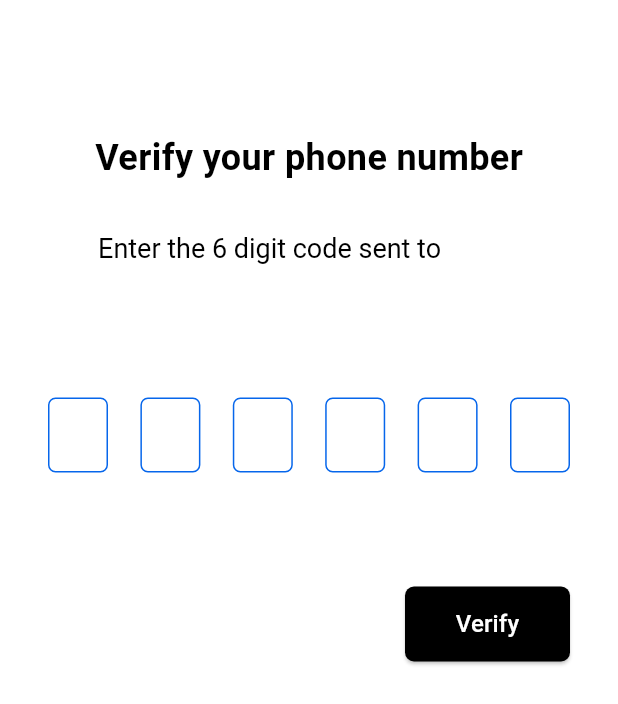
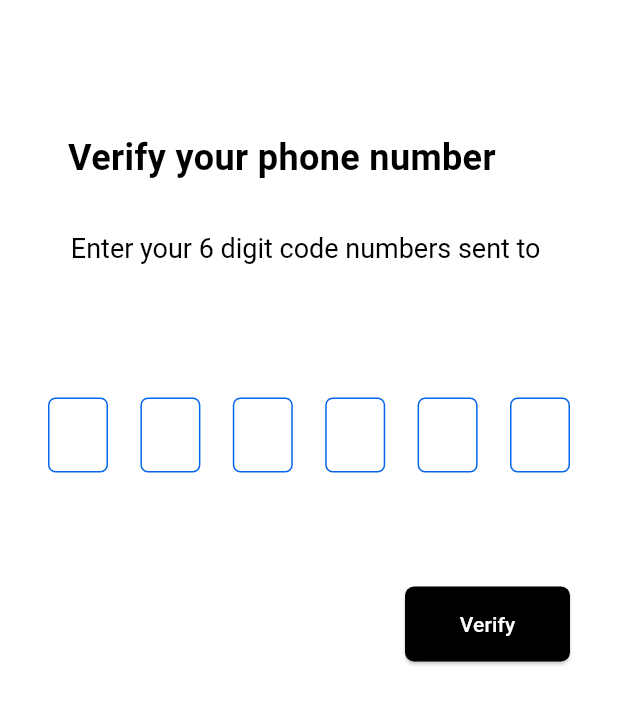
Before and after one commit to ahmedemad755/map-firebase, a Flutter app: the OtpScreen screen opened directly with empty values, on a phone screen of 412 x 824 dp. Shown: the top 704 px of the screen. Run offline on Flutter 3.47's test engine with Material 3 defaults, Android fonts, the phone set to English and light mode, and no system bars; drawn by our look-alikes of pin_code_fields; our stand-ins replace bloc, firebase_auth, firebase_core, flutter_bloc; accounts and stored records are empty.

Commit message:
fixed some issues

```diff
--- a/lib/approuter.dart
+++ b/lib/app_router.dart
@@ -1,12 +1,12 @@
 import 'package:flutter/material.dart';
 import 'package:mapping/logic/Auth/phone_auth_cubit.dart';
-import 'package:mapping/presentation/views/loginscrean_view.dart';
+import 'package:mapping/presentation/views/login_screen.dart';
 import 'package:mapping/presentation/views/map_screan.dart';
 import 'package:mapping/presentation/views/otp_screen.dart';
 import 'package:flutter_bloc/flutter_bloc.dart';
 
 class Routes {
-  static const String loginscrean = '/';
+  static const String loginscrean = 'login-screen';
   static const String otpscreen = 'otp-screen';
   static const String map = 'map';
 }
@@ -24,7 +24,7 @@ class Approuter {
         return MaterialPageRoute(
           builder: (_) => BlocProvider<PhoneAuthCubit>.value(
             value: phoneAuthCubit!,
-            child: LoginscreanView(),
+            child: LoginScreen(),
           ),
         );
       case Routes.otpscreen:
--- a/lib/logic/Auth/phone_auth_cubit.dart
+++ b/lib/logic/Auth/phone_auth_cubit.dart
@@ -18,7 +18,7 @@ class PhoneAuthCubit extends Cubit<PhoneAuthState> {
     emit(PhoneAuthLoading());
     try {
       await firebaseAuth.verifyPhoneNumber(
-        phoneNumber: phoneNumber,
+        phoneNumber: '+2$phoneNumber',
         timeout: const Duration(seconds: 60),
         verificationCompleted: (PhoneAuthCredential credential) async {
           await firebaseAuth.signInWithCredential(credential);
--- a/lib/main.dart
+++ b/lib/main.dart
@@ -1,22 +1,40 @@
+import 'package:firebase_auth/firebase_auth.dart';
 import 'package:firebase_core/firebase_core.dart';
 import 'package:flutter/material.dart';
-import 'approuter.dart';
+import 'package:flutter_bloc/flutter_bloc.dart';
+import 'package:mapping/app_router.dart';
+import 'package:mapping/service/custom_bloc_observer.dart';
+
+late String initialRoute;
 
 void main() async {
   WidgetsFlutterBinding.ensureInitialized();
+  Bloc.observer = CustomBlocObserver();
   await Firebase.initializeApp();
-  runApp(MainApp(appRouter: Approuter()));
+
+  FirebaseAuth.instance.authStateChanges().listen((user) {
+    if (user != null) {
+      initialRoute = Routes.loginscrean;
+    } else {
+      initialRoute = Routes.map;
+    }
+  });
+  runApp(MyApp(appRouter: Approuter()));
 }
 
-class MainApp extends StatelessWidget {
+class MyApp extends StatelessWidget {
   final Approuter appRouter;
-  const MainApp({super.key, required this.appRouter});
+
+  const MyApp({Key? key, required this.appRouter}) : super(key: key);
 
   @override
   Widget build(BuildContext context) {
     return MaterialApp(
+      title: 'Flutter Demo',
       debugShowCheckedModeBanner: false,
+      theme: ThemeData(primarySwatch: Colors.blue),
       onGenerateRoute: appRouter.ongenerateRoute,
+      initialRoute: initialRoute,
     );
   }
 }
--- a/lib/presentation/views/otp_screen.dart
+++ b/lib/presentation/views/otp_screen.dart
@@ -1,27 +1,23 @@
 import 'package:flutter/material.dart';
 import 'package:flutter_bloc/flutter_bloc.dart';
-import 'package:mapping/approuter.dart';
+import 'package:mapping/app_router.dart';
 import 'package:mapping/const/my_colors.dart';
 import 'package:mapping/logic/Auth/phone_auth_cubit.dart';
 import 'package:pin_code_fields/pin_code_fields.dart';
 
-class OtpScreen extends StatefulWidget {
-  final String phoneNumber;
+// ignore: must_be_immutable
+class OtpScreen extends StatelessWidget {
+  final phoneNumber;
 
-  const OtpScreen({super.key, required this.phoneNumber});
+  OtpScreen({super.key, required this.phoneNumber});
 
-  @override
-  State<OtpScreen> createState() => _OtpScreenState();
-}
-
-class _OtpScreenState extends State<OtpScreen> {
-  String? otpCode;
+  late String otpCode;
 
   Widget _buildIntroTexts() {
     return Column(
       crossAxisAlignment: CrossAxisAlignment.start,
       children: [
-        const Text(
+        Text(
           'Verify your phone number',
           style: TextStyle(
             color: Colors.black,
@@ -29,21 +25,17 @@ class _OtpScreenState extends State<OtpScreen> {
             fontWeight: FontWeight.bold,
           ),
         ),
-        const SizedBox(height: 30),
+        SizedBox(height: 30),
         Container(
-          margin: const EdgeInsets.symmetric(horizontal: 2),
+          margin: EdgeInsets.symmetric(horizontal: 2),
           child: RichText(
             text: TextSpan(
-              text: 'Enter the 6 digit code sent to ',
-              style: const TextStyle(
-                color: Colors.black,
-                fontSize: 18,
-                height: 1.4,
-              ),
+              text: 'Enter your 6 digit code numbers sent to ',
+              style: TextStyle(color: Colors.black, fontSize: 18, height: 1.4),
               children: <TextSpan>[
                 TextSpan(
-                  text: widget.phoneNumber,
-                  style: const TextStyle(color: MyColors.blue),
+                  text: '$phoneNumber',
+                  style: TextStyle(color: MyColors.blue),
                 ),
               ],
             ),
@@ -54,7 +46,7 @@ class _OtpScreenState extends State<OtpScreen> {
   }
 
   void showProgressIndicator(BuildContext context) {
-    const AlertDialog alertDialog = AlertDialog(
+    AlertDialog alertDialog = AlertDialog(
       backgroundColor: Colors.transparent,
       elevation: 0,
       content: Center(
@@ -75,12 +67,14 @@ class _OtpScreenState extends State<OtpScreen> {
   }
 
   Widget _buildPinCodeFields(BuildContext context) {
-    return PinCodeTextField(
+    return Container(
+      child: PinCodeTextField(
         appContext: context,
         autoFocus: true,
         cursorColor: Colors.black,
         keyboardType: TextInputType.number,
         length: 6,
+        obscureText: false,
         animationType: AnimationType.scale,
         pinTheme: PinTheme(
           shape: PinCodeFieldShape.box,
@@ -95,61 +89,67 @@ class _OtpScreenState extends State<OtpScreen> {
           selectedColor: MyColors.blue,
           selectedFillColor: Colors.white,
         ),
-      animationDuration: const Duration(milliseconds: 300),
+        animationDuration: Duration(milliseconds: 300),
         backgroundColor: Colors.white,
         enableActiveFill: true,
-      onCompleted: (submittedCode) {
-        otpCode = submittedCode;
-        _login(context); // ✅ Auto-submit بمجرد ما يكتب الكود كامل
+        onCompleted: (submitedCode) {
+          otpCode = submitedCode;
+          print("+++++++++++++++++++++++++=Completed");
         },
         onChanged: (value) {
-        otpCode = value;
+          print("+++++++++++++++++++++++++=value");
         },
+      ),
     );
   }
 
   void _login(BuildContext context) {
-    if (otpCode != null && otpCode!.length == 6) {
-      BlocProvider.of<PhoneAuthCubit>(context).verifyCode(otpCode!);
-    }
+    BlocProvider.of<PhoneAuthCubit>(context).verifyCode(otpCode);
   }
 
-  Widget _buildVerifyButton(BuildContext context) {
+  Widget _buildVrifyButton(BuildContext context) {
     return Align(
       alignment: Alignment.centerRight,
       child: ElevatedButton(
         onPressed: () {
-          _login(context);
+          _login(context); // فقط يرسل الكود للـ Cubit
         },
         style: ElevatedButton.styleFrom(
-          minimumSize: const Size(110, 50),
+          minimumSize: Size(110, 50),
           backgroundColor: Colors.black,
+          foregroundColor: Colors.white,
           shape: RoundedRectangleBorder(borderRadius: BorderRadius.circular(6)),
         ),
-        child: const Text(
-          'Verify',
-          style: TextStyle(color: Colors.white, fontSize: 16),
-        ),
+        child: Text('Verify'),
       ),
     );
   }
 
   Widget _buildPhoneVerificationBloc() {
     return BlocListener<PhoneAuthCubit, PhoneAuthState>(
-      listenWhen: (previous, current) => previous != current,
+      listenWhen: (previous, current) {
+        return previous != current;
+      },
       listener: (context, state) {
         if (state is PhoneAuthLoading) {
           showProgressIndicator(context);
         }
+
         if (state is PhoneAuthSuccess) {
-          Navigator.pop(context); // pop loading
-          Navigator.pushReplacementNamed(context, Routes.map);
+          Navigator.pop(context);
+          Navigator.of(context).pushReplacementNamed(Routes.map);
         }
+
         if (state is PhoneAuthFailure) {
-          Navigator.pop(context); // pop loading
-          ScaffoldMessenger.of(
-            context,
-          ).showSnackBar(SnackBar(content: Text(state.message)));
+          //Navigator.pop(context);
+          String errorMsg = (state).message;
+          ScaffoldMessenger.of(context).showSnackBar(
+            SnackBar(
+              content: Text(errorMsg),
+              backgroundColor: Colors.black,
+              duration: Duration(seconds: 3),
+            ),
+          );
         }
       },
       child: Container(),
@@ -163,14 +163,14 @@ class _OtpScreenState extends State<OtpScreen> {
         backgroundColor: Colors.white,
         body: SingleChildScrollView(
           child: Container(
-            margin: const EdgeInsets.symmetric(horizontal: 32, vertical: 88),
+            margin: EdgeInsets.symmetric(horizontal: 32, vertical: 88),
             child: Column(
               children: [
                 _buildIntroTexts(),
-                const SizedBox(height: 88),
+                SizedBox(height: 88),
                 _buildPinCodeFields(context),
-                const SizedBox(height: 60),
-                _buildVerifyButton(context),
+                SizedBox(height: 60),
+                _buildVrifyButton(context),
                 _buildPhoneVerificationBloc(),
               ],
             ),
```
Also changed, not shown: lib/const/strings.dart (added, +10 -0 lines), lib/presentation/views/login_screen.dart (added, +215 -0 lines), lib/presentation/views/loginscrean_view.dart (deleted, +0 -203 lines), lib/service/custom_bloc_observer.dart (added, +31 -0 lines), lib/logic/Auth/phone_auth_state.dart (line endings or trailing spaces). Lines whose indentation alone changed are shown as unchanged.
